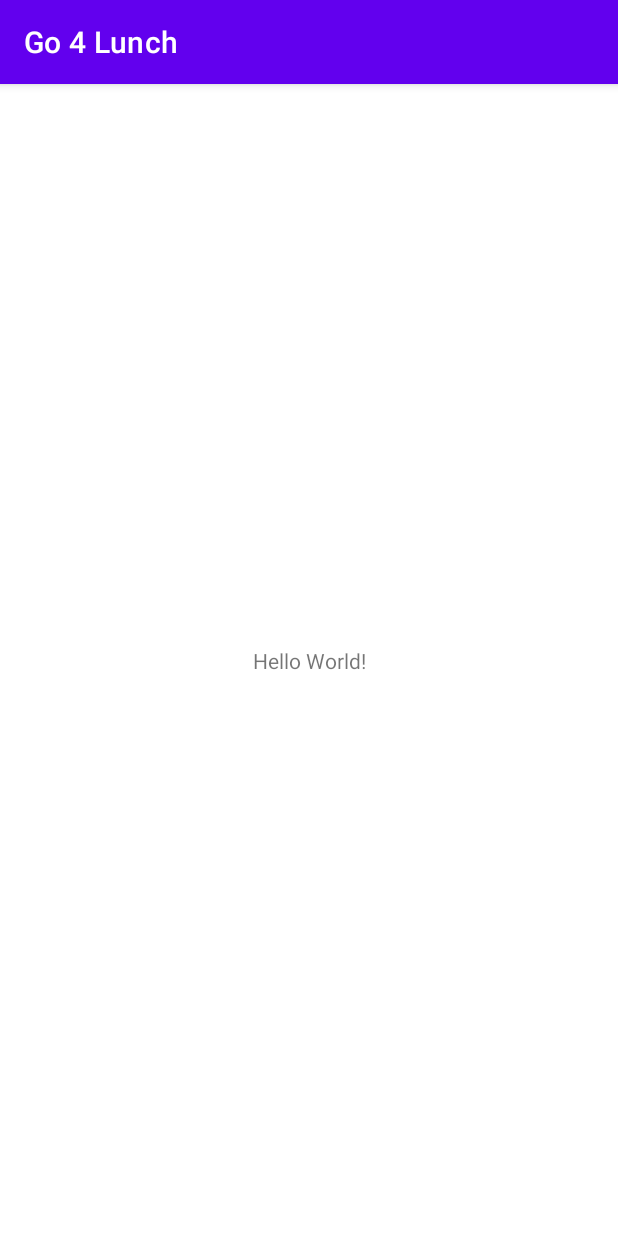
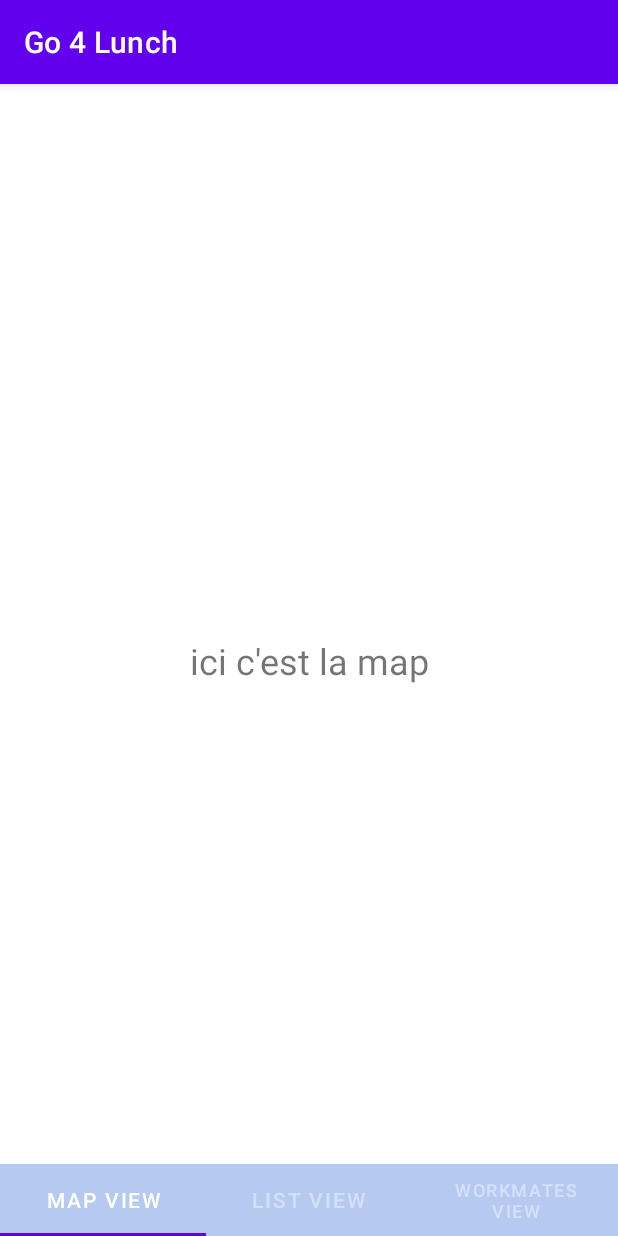
Before and after one commit to ETS-Android4/Go4Lunch-1, an Android app: the screen it shows after launch (MainActivity), on a phone screen of 412 x 824 dp. Run offline under Robolectric (Android 15) with nearby library versions, the phone set to English and light mode, and no system bars.

Commit message:
fragment_map_view, fragment_list_view, fragment_workmates_view and their java class added, PageAdapter added.

```diff
--- a/app/build.gradle
+++ b/app/build.gradle
@@ -4,11 +4,11 @@ plugins {
 
 android {
     compileSdkVersion 30
-    buildToolsVersion "31.0.0"
+    buildToolsVersion "30.0.3"
 
     defaultConfig {
         applicationId "com.openclassrooms.p7.go4lunch"
-        minSdkVersion 21
+        minSdkVersion 19
         targetSdkVersion 30
         versionCode 1
         versionName "1.0"
@@ -33,7 +33,7 @@ dependencies {
     implementation 'androidx.appcompat:appcompat:1.3.1'
     implementation 'com.google.android.material:material:1.4.0'
     implementation 'androidx.constraintlayout:constraintlayout:2.1.1'
-    testImplementation 'junit:junit:4.+'
+    testImplementation 'junit:junit:4.13.2'
     androidTestImplementation 'androidx.test.ext:junit:1.1.3'
     androidTestImplementation 'androidx.test.espresso:espresso-core:3.4.0'
 }
--- /dev/null
+++ b/app/src/main/java/com/openclassrooms/p7/go4lunch/ListViewFragment.java
@@ -0,0 +1,30 @@
+package com.openclassrooms.p7.go4lunch;
+
+import android.os.Bundle;
+import android.view.LayoutInflater;
+import android.view.View;
+import android.view.ViewGroup;
+import android.widget.TextView;
+
+import androidx.annotation.NonNull;
+import androidx.annotation.Nullable;
+import androidx.fragment.app.Fragment;
+
+/**
+ * Created by lleotraas on 14.
+ */
+public class ListViewFragment extends Fragment {
+
+    public static  ListViewFragment newInstance(){
+        return new ListViewFragment();
+    }
+
+    @Nullable
+    @Override
+    public View onCreateView(@NonNull LayoutInflater inflater, ViewGroup container, Bundle savedInstanceState) {
+        View view = inflater.inflate(R.layout.fragment_list_view, container, false);
+        TextView yali = view.findViewById(R.id.list_view_tv);
+        yali.setText("Ici c'est la liste des restos");
+        return view;
+    }
+}
--- a/app/src/main/java/com/openclassrooms/p7/go4lunch/MainActivity.java
+++ b/app/src/main/java/com/openclassrooms/p7/go4lunch/MainActivity.java
@@ -1,8 +1,12 @@
 package com.openclassrooms.p7.go4lunch;
 
 import androidx.appcompat.app.AppCompatActivity;
+import androidx.viewpager.widget.ViewPager;
 
 import android.os.Bundle;
+
+
+import com.google.android.material.tabs.TabLayout;
 
 public class MainActivity extends AppCompatActivity {
 
@@ -10,5 +14,15 @@ public class MainActivity extends AppCompatActivity {
     protected void onCreate(Bundle savedInstanceState) {
         super.onCreate(savedInstanceState);
         setContentView(R.layout.activity_main);
+
+        this.configureViewPager();
+    }
+
+    private void configureViewPager() {
+        ViewPager pager = findViewById(R.id.activity_main_viewpager);
+        pager.setAdapter(new PageAdapter(getSupportFragmentManager()));
+        TabLayout tabs = findViewById(R.id.activity_main_tabs);
+        tabs.setupWithViewPager(pager);
+        tabs.setTabMode(TabLayout.MODE_FIXED);
     }
 }
--- /dev/null
+++ b/app/src/main/java/com/openclassrooms/p7/go4lunch/MapViewFragment.java
@@ -0,0 +1,38 @@
+package com.openclassrooms.p7.go4lunch;
+
+import android.os.Bundle;
+import android.util.Log;
+import android.view.LayoutInflater;
+import android.view.View;
+import android.view.ViewGroup;
+import android.widget.LinearLayout;
+import android.widget.TextView;
+
+import androidx.annotation.NonNull;
+import androidx.annotation.Nullable;
+import androidx.constraintlayout.widget.ConstraintLayout;
+import androidx.fragment.app.Fragment;
+
+import static android.content.ContentValues.TAG;
+
+/**
+ * Created by lleotraas on 14.
+ */
+public class MapViewFragment extends Fragment {
+
+    public MapViewFragment(){}
+
+    public static  MapViewFragment newInstance() { return new MapViewFragment(); }
+
+    @Nullable
+    @Override
+    public View onCreateView(@NonNull LayoutInflater inflater, @Nullable ViewGroup container, @Nullable Bundle savedInstanceState) {
+        View result = inflater.inflate(R.layout.fragment_map_view, container, false);
+        ConstraintLayout rootView = result.findViewById(R.id.map_view_container);
+        TextView yolo = result.findViewById(R.id.test_tv);
+        yolo.setText("ici c'est la map");
+
+
+        return result;
+    }
+}
--- /dev/null
+++ b/app/src/main/java/com/openclassrooms/p7/go4lunch/PageAdapter.java
@@ -0,0 +1,53 @@
+package com.openclassrooms.p7.go4lunch;
+
+import androidx.annotation.NonNull;
+import androidx.annotation.Nullable;
+import androidx.fragment.app.Fragment;
+import androidx.fragment.app.FragmentManager;
+import androidx.fragment.app.FragmentPagerAdapter;
+
+/**
+ * Created by lleotraas on 14.
+ */
+public class PageAdapter extends FragmentPagerAdapter {
+
+    public PageAdapter(@NonNull FragmentManager fm) {
+        super(fm);
+    }
+
+    @NonNull
+    @Override
+    public Fragment getItem(int position) {
+
+        switch (position) {
+            case 0:
+                return MapViewFragment.newInstance();
+            case 1:
+                return ListViewFragment.newInstance();
+            case 2:
+                return WorkmatesFragment.newInstance();
+            default:
+                return null;
+        }
+    }
+
+    @Override
+    public int getCount() {
+        return 3;
+    }
+
+    @Nullable
+    @Override
+    public CharSequence getPageTitle(int position) {
+        switch (position){
+            case 0:
+                return "Map View";
+            case 1:
+                return "List View";
+            case 2:
+                return "Workmates View";
+            default:
+                return null;
+        }
+    }
+}
--- a/app/src/main/res/layout/activity_main.xml
+++ b/app/src/main/res/layout/activity_main.xml
@@ -1,18 +1,23 @@
 <?xml version="1.0" encoding="utf-8"?>
 <androidx.constraintlayout.widget.ConstraintLayout xmlns:android="http://schemas.android.com/apk/res/android"
     xmlns:app="http://schemas.android.com/apk/res-auto"
-    xmlns:tools="http://schemas.android.com/tools"
     android:layout_width="match_parent"
-    android:layout_height="match_parent"
-    tools:context=".MainActivity">
+    android:layout_height="match_parent">
 
-    <TextView
-        android:layout_width="wrap_content"
+    <com.google.android.material.tabs.TabLayout
+        android:id="@+id/activity_main_tabs"
+        android:layout_width="match_parent"
         android:layout_height="wrap_content"
-        android:text="Hello World!"
         app:layout_constraintBottom_toBottomOf="parent"
-        app:layout_constraintLeft_toLeftOf="parent"
-        app:layout_constraintRight_toRightOf="parent"
-        app:layout_constraintTop_toTopOf="parent" />
+        android:elevation="3dp"
+        android:background="#B6C9F1"
+        app:tabIndicatorColor="@color/design_default_color_primary"
+        app:tabTextColor="#D4E0F8"
+        app:tabSelectedTextColor="#fff"/>
+
+    <androidx.viewpager.widget.ViewPager
+        android:id="@+id/activity_main_viewpager"
+        android:layout_width="match_parent"
+        android:layout_height="match_parent"/>
 
 </androidx.constraintlayout.widget.ConstraintLayout>
--- /dev/null
+++ b/app/src/main/res/layout/fragment_map_view.xml
@@ -0,0 +1,22 @@
+<?xml version="1.0" encoding="utf-8"?>
+<androidx.constraintlayout.widget.ConstraintLayout
+    xmlns:android="http://schemas.android.com/apk/res/android"
+    xmlns:tools="http://schemas.android.com/tools"
+    xmlns:app="http://schemas.android.com/apk/res-auto"
+    android:id="@+id/map_view_container"
+    android:layout_width="match_parent"
+    android:layout_height="match_parent"
+    tools:context="com.openclassrooms.p7.go4lunch.MapViewFragment">
+
+    <androidx.appcompat.widget.AppCompatTextView
+        android:id="@+id/test_tv"
+        android:layout_width="wrap_content"
+        android:layout_height="wrap_content"
+        app:layout_constraintTop_toTopOf="parent"
+        app:layout_constraintStart_toStartOf="parent"
+        app:layout_constraintEnd_toEndOf="parent"
+        app:layout_constraintBottom_toBottomOf="parent"
+        android:text="YOLO"
+        android:textSize="24sp"/>
+
+</androidx.constraintlayout.widget.ConstraintLayout>
--- /dev/null
+++ b/app/src/main/res/layout/toolbar.xml
@@ -0,0 +1,6 @@
+<?xml version="1.0" encoding="utf-8"?>
+<androidx.constraintlayout.widget.ConstraintLayout xmlns:android="http://schemas.android.com/apk/res/android"
+    android:layout_width="match_parent"
+    android:layout_height="match_parent">
+
+</androidx.constraintlayout.widget.ConstraintLayout>
--- a/app/src/main/res/values/strings.xml
+++ b/app/src/main/res/values/strings.xml
@@ -1,3 +1,8 @@
 <resources>
+
     <string name="app_name">Go 4 Lunch</string>
+
+    <string name="mapview_page">Map View</string>
+    <string name="list_view_page">List View</string>
+    <string name="workmates_page">Workmates List</string>
 </resources>
```
Also changed, not shown: app/src/main/java/com/openclassrooms/p7/go4lunch/WorkmatesFragment.java (added, +30 -0 lines), app/src/main/res/layout/fragment_list_view.xml (added, +22 -0 lines), app/src/main/res/layout/fragment_workmates.xml (added, +22 -0 lines), app/src/main/res/values/arrays.xml (added, +8 -0 lines), gradle.properties (line endings or trailing spaces).
